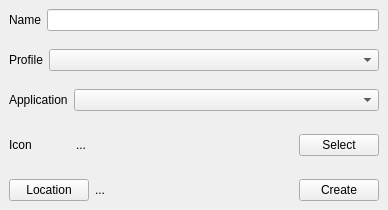
Kezyma/ModOrganizer-Plugins, file src/plugin/shortcutter/ui/shortcutter_creator.ui: the form before one commit.
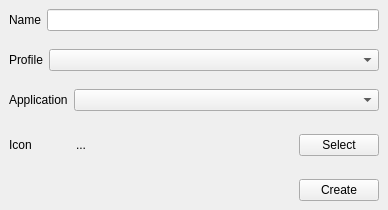
The form after the commit.

```diff
--- a/src/plugin/shortcutter/ui/shortcutter_creator.ui
+++ b/src/plugin/shortcutter/ui/shortcutter_creator.ui
@@ -151,24 +151,17 @@
     <widget class="QWidget" name="widget_5" native="true">
      <layout class="QHBoxLayout" name="horizontalLayout_5">
       <item>
-       <widget class="QPushButton" name="btnLocation">
-        <property name="sizePolicy">
-         <sizepolicy hsizetype="Maximum" vsizetype="Fixed">
-          <horstretch>0</horstretch>
-          <verstretch>0</verstretch>
-         </sizepolicy>
+       <spacer name="horizontalSpacer">
+        <property name="orientation">
+         <enum>Qt::Horizontal</enum>
         </property>
-        <property name="text">
-         <string>Location</string>
+        <property name="sizeHint" stdset="0">
+         <size>
+          <width>40</width>
+          <height>20</height>
+         </size>
         </property>
-       </widget>
-      </item>
-      <item>
-       <widget class="QLabel" name="lblLocation">
-        <property name="text">
-         <string>...</string>
-        </property>
-       </widget>
+       </spacer>
       </item>
       <item>
        <widget class="QPushButton" name="btnCreate">
```
Left out of the diff: 4 changed lines with no effect on the pictures.
